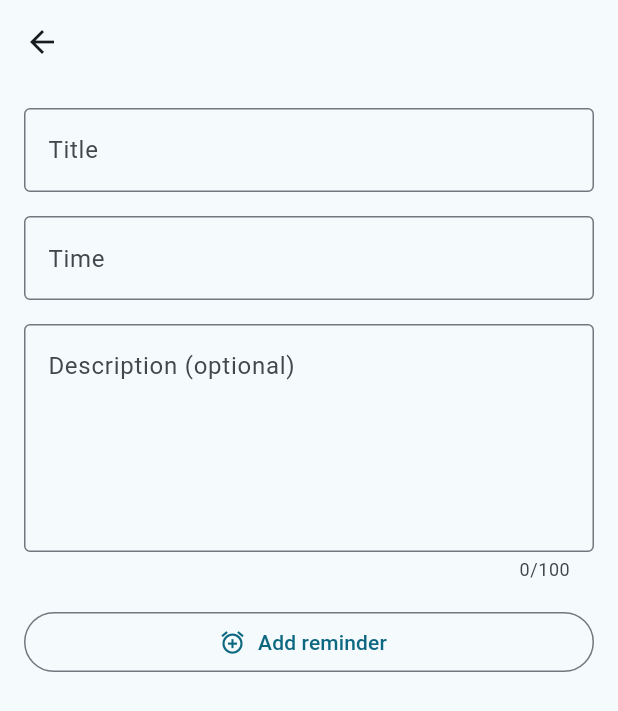
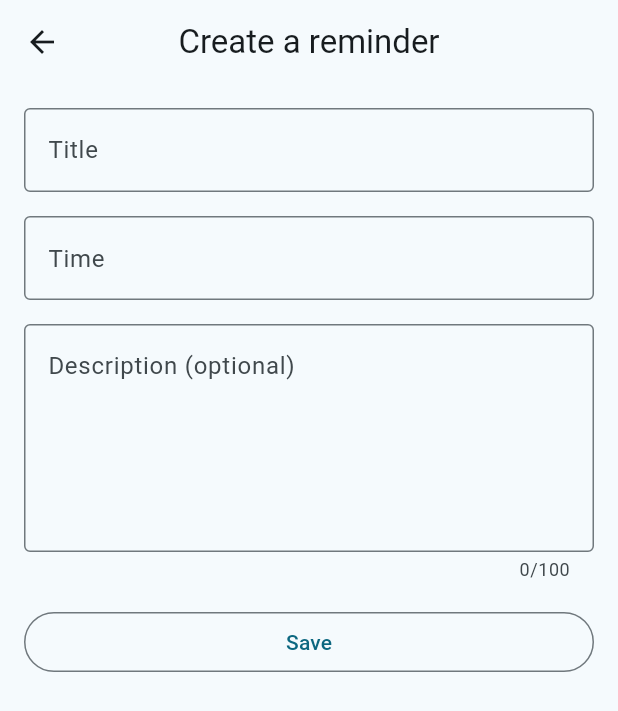
Before and after one commit to 2shrestha22/weather, a Flutter app: the ReminderFormPage screen opened directly, on a phone screen of 412 x 824 dp. Shown: the top 711 px of the screen. Run offline on Flutter 3.47's test engine with Material 2 defaults, Android fonts, the phone set to English and light mode, and no system bars; our stand-ins replace cached_network_image, dio, flutter_bloc, freezed_annotation, geolocator, hive and 1 more; accounts and stored records are empty.

Commit message:
save, update and delete reminder

```diff
--- a/lib/src/app/dashboard_page.dart
+++ b/lib/src/app/dashboard_page.dart
@@ -53,7 +53,8 @@ class _DashboardPageState extends State<DashboardPage> {
                 ),
                 BlocProvider(
                   create: (context) =>
-                      ReminderBloc(context.read<ReminderRepo>()),
+                      ReminderBloc(context.read<ReminderRepo>())
+                        ..add(const ReminderEvent.started()),
                 ),
               ],
               child: PageView(
--- /dev/null
+++ b/lib/src/core/extension/string_x.dart
@@ -0,0 +1,5 @@
+extension StringX on String? {
+  bool isEmptyOrNull() {
+    return this?.isEmpty ?? true;
+  }
+}
--- a/lib/src/core/service/storage_service.dart
+++ b/lib/src/core/service/storage_service.dart
@@ -2,6 +2,7 @@ import 'dart:async';
 import 'dart:convert';
 
 import 'package:hive/hive.dart';
+import 'package:rxdart/transformers.dart';
 
 /// Provides easy way to save and get objects in storage. Saves objects as
 /// JSON String.
@@ -55,6 +56,6 @@ class StorageService {
     _box.watch().listen((event) {
       controller.add(getAll());
     });
-    return controller.stream;
+    return controller.stream.startWith(getAll());
   }
 }
--- a/lib/src/feature/reminder/data/reminder_repo_impl.dart
+++ b/lib/src/feature/reminder/data/reminder_repo_impl.dart
@@ -12,7 +12,7 @@ class ReminderRepoImpl implements ReminderRepo {
   final StorageService _storageService;
 
   @override
-  Future<void> createReminder(Reminder remainder) =>
+  Future<void> saveReminder(Reminder remainder) =>
       _storageService.put(remainder.id, remainder);
 
   @override
--- a/lib/src/feature/reminder/domain/reminder_repo.dart
+++ b/lib/src/feature/reminder/domain/reminder_repo.dart
@@ -5,6 +5,8 @@ abstract class ReminderRepo {
 
   /// Provides Stream of reminders.
   Stream<List<Reminder>> stream();
-  Future<void> createReminder(Reminder reminder);
+
+  /// Save or update reminder.
+  Future<void> saveReminder(Reminder reminder);
   Future<void> deleteReminder(String id);
 }
--- a/lib/src/feature/reminder/presentation/bloc/reminder_event.dart
+++ b/lib/src/feature/reminder/presentation/bloc/reminder_event.dart
@@ -3,7 +3,6 @@ part of 'reminder_bloc.dart';
 @freezed
 class ReminderEvent with _$ReminderEvent {
   const factory ReminderEvent.started() = _Started;
-  const factory ReminderEvent.reminderCreated() = _ReminderCreated;
   const factory ReminderEvent.reminderDeleted(String id) = _ReminderDeleted;
   const factory ReminderEvent.reminderUpdated() = _ReminderUpdated;
 }
--- a/lib/src/feature/reminder/presentation/view/reminder_form_page.dart
+++ b/lib/src/feature/reminder/presentation/view/reminder_form_page.dart
@@ -20,12 +20,17 @@ class _ReminderFormPageState extends State<ReminderFormPage> {
       key: _formKey,
       autovalidateMode: AutovalidateMode.onUserInteraction,
       child: Scaffold(
-        appBar: AppBar(),
+        appBar: AppBar(
+          title: const Text('Create a reminder'),
+        ),
         body: SingleChildScrollView(
           padding: const EdgeInsets.all(16),
-          child: Column(
+          child: BlocBuilder<ReminderFormCubit, ReminderFormState>(
+            builder: (context, state) {
+              return Column(
                 children: [
                   TextFormField(
+                    initialValue: state.title,
                     decoration: const InputDecoration(
                       labelText: 'Title',
                     ),
@@ -37,6 +42,7 @@ class _ReminderFormPageState extends State<ReminderFormPage> {
                   ),
                   sizedV,
                   DateTimeFormField(
+                    initialValue: state.time,
                     firstDate: DateTime.now(),
                     decoration: const InputDecoration(
                       labelText: 'Time',
@@ -49,6 +55,7 @@ class _ReminderFormPageState extends State<ReminderFormPage> {
                   ),
                   sizedV,
                   TextFormField(
+                    initialValue: state.description,
                     decoration: const InputDecoration(
                       labelText: 'Description (optional)',
                     ),
@@ -60,9 +67,8 @@ class _ReminderFormPageState extends State<ReminderFormPage> {
                   sizedV,
                   SizedBox(
                     width: double.infinity,
-                child: OutlinedButton.icon(
-                  icon: const Icon(Icons.add_alarm),
-                  label: const Text('Add reminder'),
+                    child: OutlinedButton(
+                      child: const Text('Save'),
                       onPressed: () {
                         if (!_formKey.currentState!.validate()) {
                           return;
@@ -75,6 +81,8 @@ class _ReminderFormPageState extends State<ReminderFormPage> {
                     ),
                   ),
                 ],
+              );
+            },
           ),
         ),
       ),
--- a/pubspec.yaml
+++ b/pubspec.yaml
@@ -45,6 +45,7 @@ dependencies:
   geolocator: ^10.0.1
   uuid: ^3.0.7
   intl: ^0.18.1
+  rxdart: ^0.27.7
 
 dev_dependencies:
   flutter_test:
```
Also changed, not shown: lib/src/feature/reminder/presentation/bloc/reminder_bloc.dart (+8 -6 lines), lib/src/feature/reminder/presentation/bloc/reminder_form_cubit.dart (+15 -2 lines), lib/src/feature/reminder/presentation/view/reminder_view.dart (+57 -6 lines), lib/src/feature/reminder/presentation/bloc/reminder_bloc.freezed.dart, pubspec.lock. Lines whose indentation alone changed are shown as unchanged.
